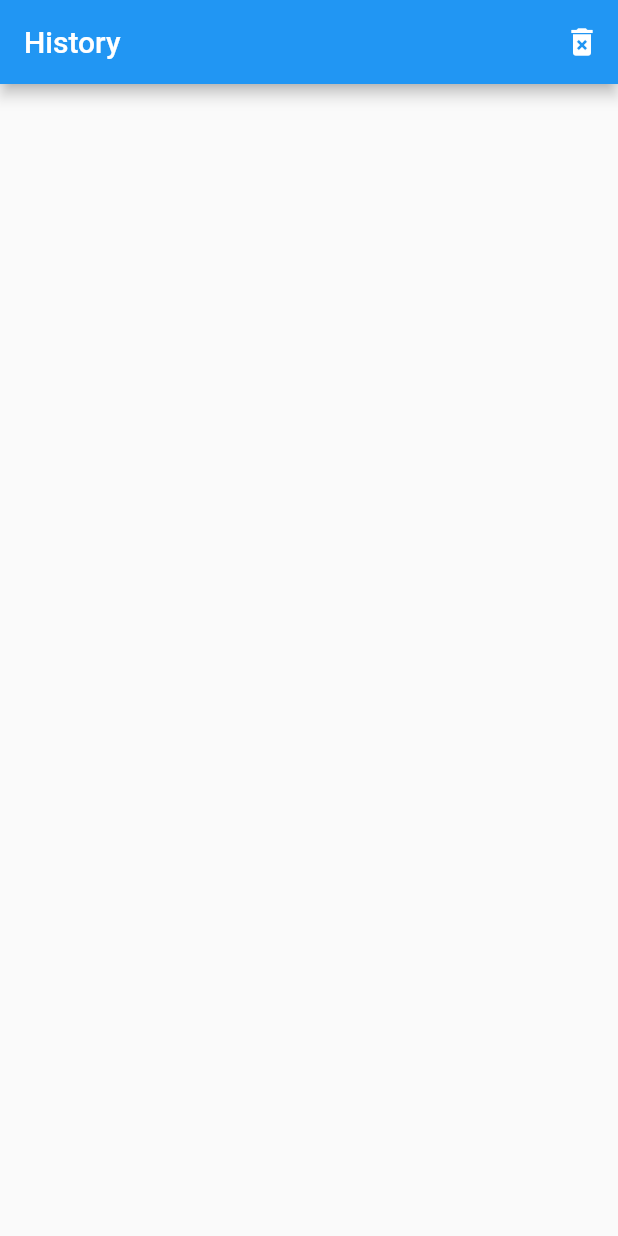
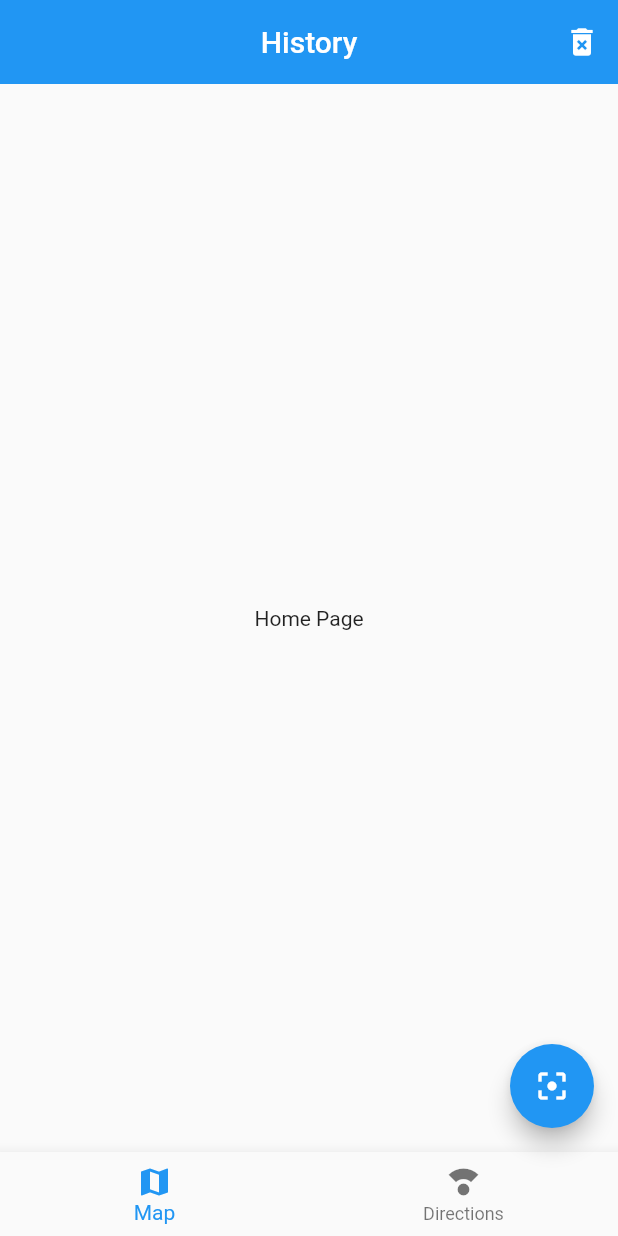
Before and after one commit to JordiDeSanta/QRScanner, a Flutter app: the screen it shows after launch, on a phone screen of 412 x 824 dp. Run offline on Flutter 3.47's test engine with Material 2 defaults, Android fonts, the phone set to English and light mode, and no system bars.

Commit message:
Adding widgets and pages

```diff
--- a/lib/main.dart
+++ b/lib/main.dart
@@ -8,6 +8,7 @@ class MyApp extends StatelessWidget {
   @override
   Widget build(BuildContext context) {
     return MaterialApp(
+      debugShowCheckedModeBanner: false,
       title: 'QR Scanner',
       initialRoute: 'home',
       routes: {
--- a/lib/src/pages/home_page.dart
+++ b/lib/src/pages/home_page.dart
@@ -1,4 +1,7 @@
 import 'package:flutter/material.dart';
+
+import 'package:qrscanner/src/widgets/custom_navbar.dart';
+import 'package:qrscanner/src/widgets/scan_button.dart';
 
 class HomePage extends StatelessWidget {
   const HomePage({Key key}) : super(key: key);
@@ -7,6 +10,8 @@ class HomePage extends StatelessWidget {
   Widget build(BuildContext context) {
     return Scaffold(
       appBar: AppBar(
+        elevation: 0,
+        centerTitle: true,
         title: Text('History'),
         actions: [
           IconButton(
@@ -15,6 +20,9 @@ class HomePage extends StatelessWidget {
           ),
         ],
       ),
+      body: Center(child: Text('Home Page')),
+      bottomNavigationBar: CustomNavBar(),
+      floatingActionButton: ScanButton(),
     );
   }
 }
--- /dev/null
+++ b/lib/src/widgets/custom_navbar.dart
@@ -0,0 +1,21 @@
+import 'package:flutter/material.dart';
+
+class CustomNavBar extends StatelessWidget {
+  const CustomNavBar({Key key}) : super(key: key);
+
+  @override
+  Widget build(BuildContext context) {
+    return BottomNavigationBar(
+      items: [
+        BottomNavigationBarItem(
+          icon: Icon(Icons.map),
+          label: 'Map',
+        ),
+        BottomNavigationBarItem(
+          icon: Icon(Icons.compass_calibration),
+          label: 'Directions',
+        ),
+      ],
+    );
+  }
+}
--- /dev/null
+++ b/lib/src/widgets/scan_button.dart
@@ -0,0 +1,13 @@
+import 'package:flutter/material.dart';
+
+class ScanButton extends StatelessWidget {
+  const ScanButton({Key key}) : super(key: key);
+
+  @override
+  Widget build(BuildContext context) {
+    return FloatingActionButton(
+      child: Icon(Icons.filter_center_focus),
+      onPressed: () {},
+    );
+  }
+}
```
